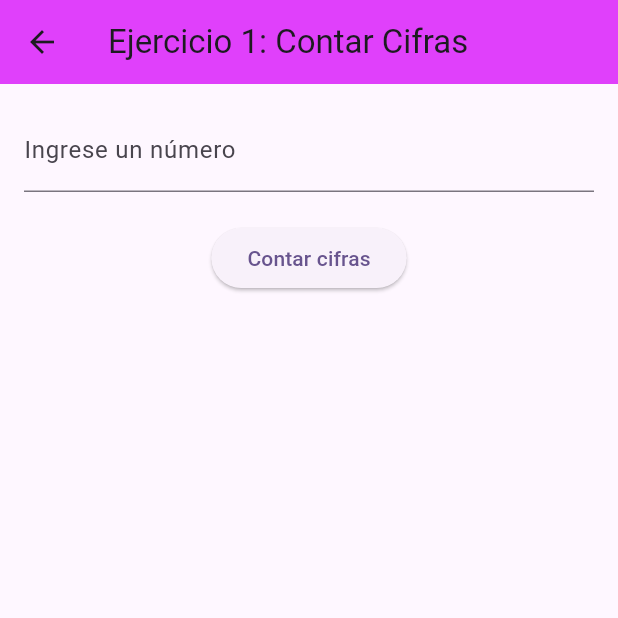
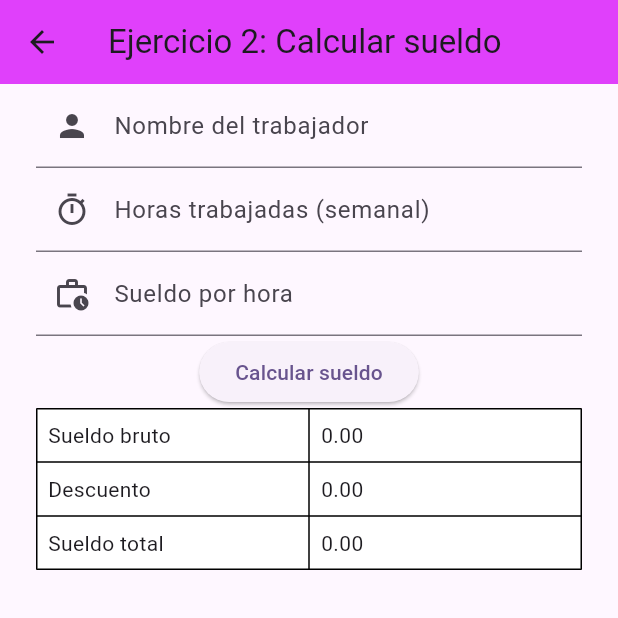
Before and after one commit to karol-macas/grupo3app, a Flutter app: the screen it shows after launch, after a tap on "Ejercicio2", on a phone screen of 412 x 824 dp, the top half of it. Run offline on Flutter 3.47's test engine with Material 3 defaults, Android fonts, the phone set to English and light mode, and no system bars; our stand-ins replace animated_background.

Commit message:
Implement exercise 2

```diff
--- a/lib/Paginas/Ejercicio2.dart
+++ b/lib/Paginas/Ejercicio2.dart
@@ -1,86 +1,112 @@
 import 'package:flutter/material.dart';
+import 'package:flutter/widgets.dart';
 
 class Ejercicio2 extends StatefulWidget {
+  const Ejercicio2({super.key});
+
   @override
-  _Ejercicio2State createState() => _Ejercicio2State();
+  Ejercicio2State createState() => Ejercicio2State();
 }
 
-class _Ejercicio2State extends State<Ejercicio2> {
-  final TextEditingController valueController = TextEditingController();
-  int cifra = 0;
-  String message = '';
-
-  void _contarCifras() {
-    final input = valueController.text;
-
-    // Clear previous message
-    setState(() {
-      message = '';
-    });
-
-    if (input.isEmpty) {
-      setState(() {
-        message = 'Por favor, ingrese un número.';
-      });
-      return;
-    }
-
-    final number = int.tryParse(input);
-    if (number == null) {
-      setState(() {
-        message = 'Por favor, ingrese un número válido.';
-      });
-      return;
-    }
-
-    if (number < 0) {
-      setState(() {
-        message = 'El número no debe ser negativo.';
-      });
-      return;
-    }
-
-    setState(() {
-      cifra = input.length;
-      message = 'El número de dígitos es: $cifra';
-    });
-  }
+class Ejercicio2State extends State<Ejercicio2> {
+  final TextEditingController _nameController = TextEditingController();
+  final TextEditingController _hoursController = TextEditingController();
+  final TextEditingController _salaryPerHourController =
+      TextEditingController();
+  double _salary = 0;
+  double _discount = 0;
 
   @override
   Widget build(BuildContext context) {
     return Scaffold(
       appBar: AppBar(
-          title: Text('Ejercicio 1: Contar Cifras'),
-          backgroundColor: Colors.purpleAccent
+        title: const Text('Ejercicio 2: Calcular sueldo'),
+        backgroundColor: Colors.purpleAccent,
       ),
       body: Padding(
-        padding: const EdgeInsets.all(16.0),
+        padding: const EdgeInsets.symmetric(horizontal: 24.0),
         child: Column(
           children: [
             TextField(
-              controller: valueController,
-              keyboardType: TextInputType.number,
-              decoration: InputDecoration(
-                labelText: 'Ingrese un número',
+              controller: _nameController,
+              keyboardType: TextInputType.name,
+              decoration: const InputDecoration(
+                labelText: "Nombre del trabajador",
+                prefixIcon: Icon(Icons.person),
               ),
             ),
-            SizedBox(height: 20),
+            TextField(
+              controller: _hoursController,
+              keyboardType:
+                  const TextInputType.numberWithOptions(decimal: true),
+              decoration: const InputDecoration(
+                labelText: "Horas trabajadas (semanal)",
+                prefixIcon: Icon(Icons.timer_outlined),
+              ),
+            ),
+            TextField(
+              controller: _salaryPerHourController,
+              keyboardType: const TextInputType.numberWithOptions(),
+              decoration: const InputDecoration(
+                labelText: "Sueldo por hora",
+                prefixIcon: Icon(Icons.work_history_outlined),
+              ),
+            ),
             ElevatedButton(
-              onPressed: _contarCifras,
-              child: Text('Contar cifras'),
+              onPressed: computeSalary,
+              child: const Text("Calcular sueldo"),
             ),
-            SizedBox(height: 20),
-            Text(
-              message,
-              style: const TextStyle(fontSize: 20),
-            ),
+            Container(
+              color: Colors.white,
+              child: Table(
+                border: TableBorder.all(),
+                children: [
+                  _buildTableRow("Sueldo bruto", _salary),
+                  _buildTableRow("Descuento", _discount),
+                  _buildTableRow(
+                      "Sueldo total", _salary - (_salary * _discount)),
+                ],
+              ),
+            )
           ],
         ),
       ),
     );
   }
+
+  double selectDiscount(double salary) {
+    if (salary > 0 && salary < 150) return .05;
+    if (salary > 150 && salary < 300) return .07;
+    if (salary > 300 && salary < 450) return .05;
+
+    return 0;
+  }
+
+  void computeSalary() {
+    setState(() {
+      double hours = double.tryParse(_hoursController.text) ?? .0;
+      double salaryPerHour =
+          double.tryParse(_salaryPerHourController.text) ?? 0;
+
+      if (hours < 0 || salaryPerHour < 0) return;
+
+      _salary = hours * salaryPerHour;
+      _discount = selectDiscount(_salary);
+    });
+  }
+
+  TableRow _buildTableRow(String label, double value) {
+    return TableRow(
+      children: [
+        Padding(
+          padding: const EdgeInsets.all(8.0),
+          child: Text(label),
+        ),
+        Padding(
+          padding: const EdgeInsets.all(8.0),
+          child: Text(value.toStringAsFixed(2)),
+        ),
+      ],
+    );
+  }
 }
-
-void main() => runApp(MaterialApp(
-  home: Ejercicio2(),
-));
--- a/lib/Paginas/PaginaPrincipal.dart
+++ b/lib/Paginas/PaginaPrincipal.dart
@@ -17,7 +17,7 @@ class _PaginaPrincipalState extends State<PaginaPrincipal>
   Widget build(BuildContext context) {
     return Scaffold(
       appBar: AppBar(
-        title: Text(
+        title: const Text(
           'Menu Principal',
           style: TextStyle(color: Colors.indigo, fontSize: 30),
         ),
@@ -31,7 +31,7 @@ class _PaginaPrincipalState extends State<PaginaPrincipal>
           children: <Widget>[
             Container(
               height: 710,
-              decoration:  BoxDecoration(
+              decoration:  const BoxDecoration(
                 color: Colors.blue,
                 gradient: LinearGradient(
                   begin: Alignment.topCenter,
@@ -60,7 +60,7 @@ class _PaginaPrincipalState extends State<PaginaPrincipal>
                     ),
                     const SizedBox(height: 100),
                     AnimatedContainer(
-                      duration: Duration(milliseconds: 300),
+                      duration: const Duration(milliseconds: 300),
                       decoration: BoxDecoration(
                         borderRadius: BorderRadius.circular(15),
                         border: Border.all(
@@ -97,7 +97,7 @@ class _PaginaPrincipalState extends State<PaginaPrincipal>
                     ),
                     const SizedBox(height: 50),
                     AnimatedContainer(
-                      duration: Duration(milliseconds: 300),
+                      duration: const Duration(milliseconds: 300),
                       decoration: BoxDecoration(
                         borderRadius: BorderRadius.circular(15),
                         border: Border.all(
--- a/lib/main.dart
+++ b/lib/main.dart
@@ -12,6 +12,7 @@ class MyApp extends StatelessWidget {
   @override
   Widget build(BuildContext context) {
     return MaterialApp(
+      debugShowCheckedModeBanner: false,
       title: 'Flutter Demo',
       theme: ThemeData(
         // This is the theme of your application.
```
